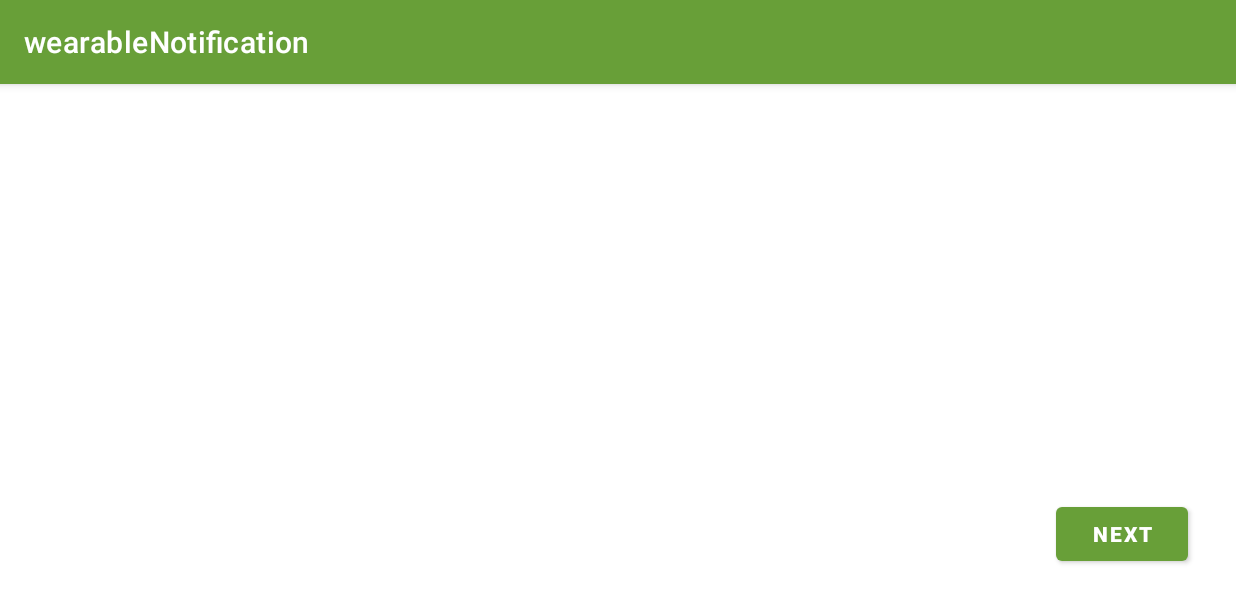
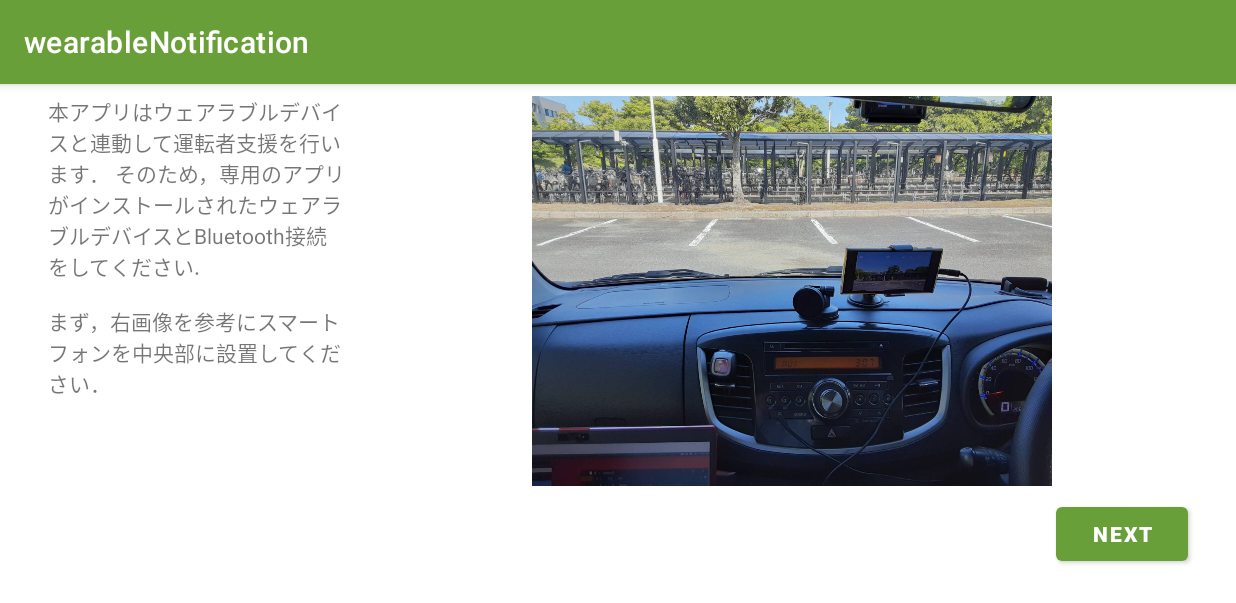
Before and after one commit to mntcoffee/wearableNotification, an Android app: the screen it shows after launch (SetupActivity), on a phone screen of 824 x 412 dp (held sideways). Shown: the top 603 px of the screen. Run offline under Robolectric (Android 15) with nearby library versions, the phone set to English and light mode, and no system bars.

Commit message:
created first and second navigation

```diff
--- a/app/src/main/res/layout/fragment_first_navigation.xml
+++ b/app/src/main/res/layout/fragment_first_navigation.xml
@@ -11,14 +11,39 @@
         android:id="@+id/next_button_first_fragment"
         android:layout_width="wrap_content"
         android:layout_height="wrap_content"
+        android:layout_marginEnd="32dp"
+        android:layout_marginBottom="32dp"
         android:text="@string/next"
         android:textColor="@color/white"
         android:textStyle="bold"
-        android:layout_marginEnd="32dp"
-        android:layout_marginBottom="32dp"
         app:layout_constraintBottom_toBottomOf="parent"
         app:layout_constraintEnd_toEndOf="parent">
 
     </com.google.android.material.button.MaterialButton>
 
+    <TextView
+        android:id="@+id/text_view_navigation_first"
+        android:layout_width="200dp"
+        android:layout_height="0dp"
+        android:layout_marginStart="32dp"
+        android:layout_marginTop="8dp"
+        android:layout_marginBottom="8dp"
+        android:singleLine="false"
+        android:text="@string/navigation_first"
+        app:layout_constraintBottom_toTopOf="@+id/next_button_first_fragment"
+        app:layout_constraintStart_toStartOf="parent"
+        app:layout_constraintTop_toTopOf="parent" />
+
+    <ImageView
+        android:id="@+id/imageView2"
+        android:layout_width="0dp"
+        android:layout_height="0dp"
+        android:layout_marginTop="8dp"
+        android:layout_marginBottom="8dp"
+        android:src="@drawable/navigation1"
+        app:layout_constraintBottom_toTopOf="@+id/next_button_first_fragment"
+        app:layout_constraintEnd_toEndOf="parent"
+        app:layout_constraintStart_toEndOf="@+id/text_view_navigation_first"
+        app:layout_constraintTop_toTopOf="parent" />
+
 </androidx.constraintlayout.widget.ConstraintLayout>
--- a/app/src/main/res/values/strings.xml
+++ b/app/src/main/res/values/strings.xml
@@ -5,4 +5,13 @@
     <string name="next">NEXT</string>
     <string name="back">BACK</string>
     <string name="start">START</string>
+    <string name="navigation_first">
+        本アプリはウェアラブルデバイスと連動して運転者支援を行います．
+        そのため，専用のアプリがインストールされたウェアラブルデバイスとBluetooth接続をしてください.
+        \n\nまず，右画像を参考にスマートフォンを中央部に設置してください．
+    </string>
+
+    <string name="navigation_second">
+        次は取り付け角度の調整を行います．NEXTボタンを押すとカメラプレヴューが出てくるので，右画像を参考に角度を調整してください．
+    </string>
 </resources>
```
Also changed, not shown: app/src/main/res/layout/fragment_second_navigation.xml (+25 -0 lines), app/src/main/res/drawable/navigation1.jpg (added).
